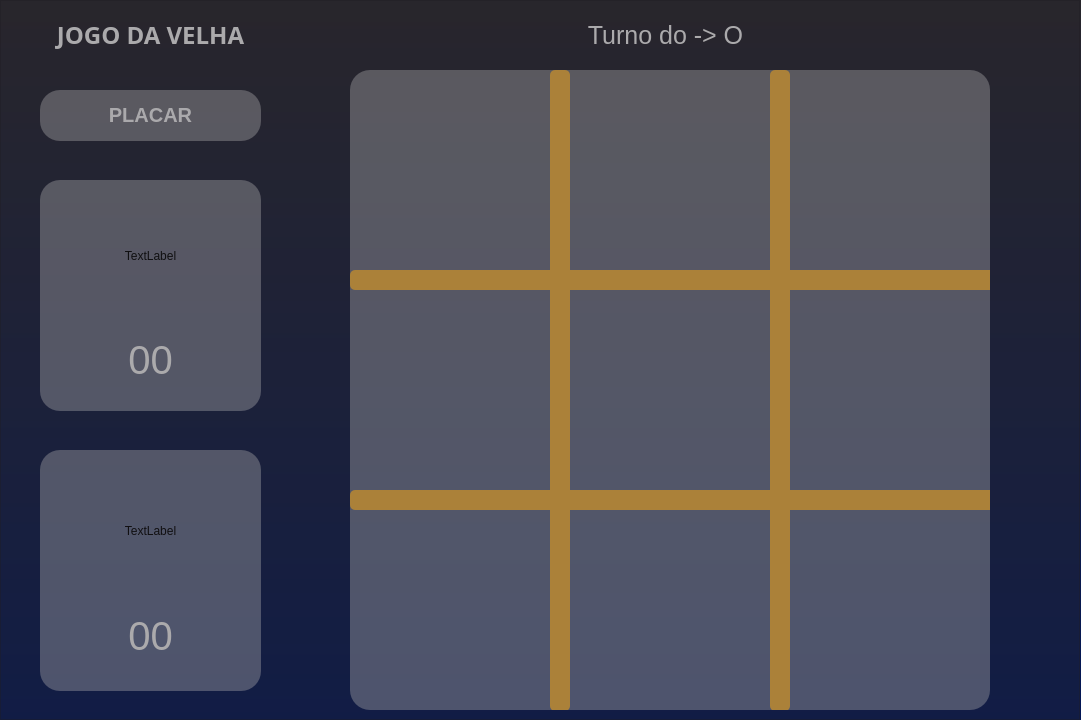
Above: Game.ui from PabloBezerra/Primeiro-game before the change. Below: the same form after it.
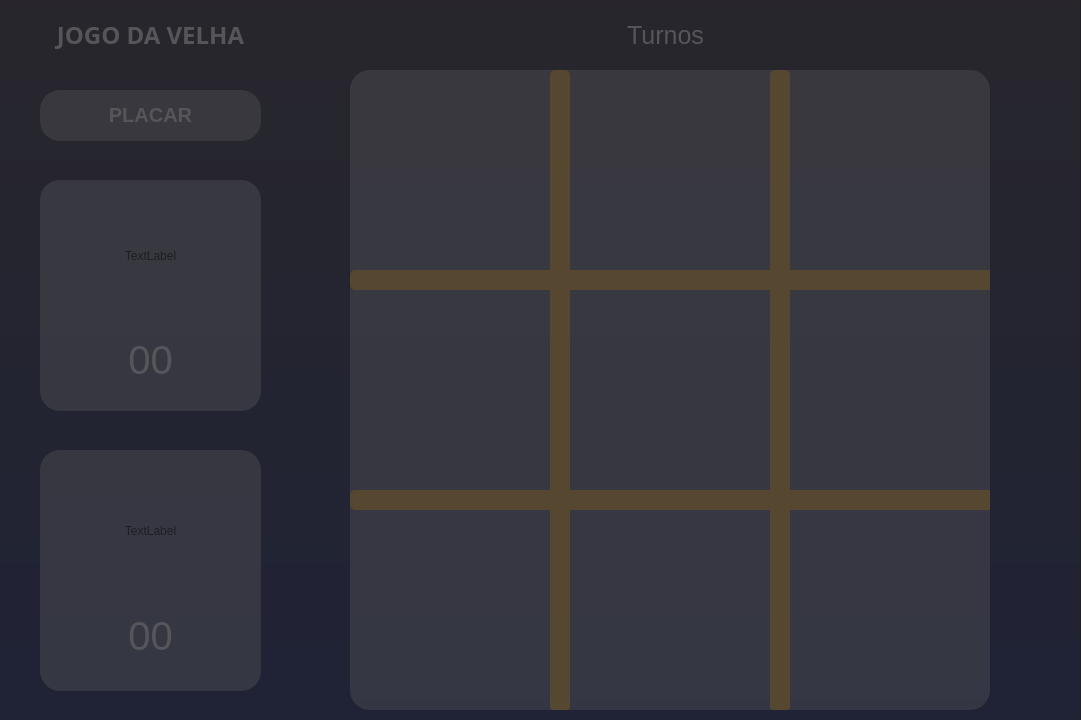
That is the form after the change.

What changed in the file:
```diff
--- a/Game.ui
+++ b/Game.ui
@@ -52,7 +52,7 @@
 color: rgba(255, 255, 255,255);</string>
     </property>
     <property name="text">
-     <string>&lt;html&gt;&lt;head/&gt;&lt;body&gt;&lt;p align=&quot;center&quot;&gt;&lt;span style=&quot; color:#ffffff;&quot;&gt;Turno do -&amp;gt; O&lt;/span&gt;&lt;/p&gt;&lt;/body&gt;&lt;/html&gt;</string>
+     <string>&lt;html&gt;&lt;head/&gt;&lt;body&gt;&lt;p align=&quot;center&quot;&gt;&lt;span style=&quot; color:#ffffff;&quot;&gt;Turnos&lt;/span&gt;&lt;/p&gt;&lt;/body&gt;&lt;/html&gt;</string>
     </property>
     <property name="alignment">
      <set>Qt::AlignCenter</set>
@@ -624,14 +624,14 @@
    <widget class="QFrame" name="cortina">
     <property name="geometry">
      <rect>
-      <x>0</x>
-      <y>0</y>
-      <width>1080</width>
-      <height>720</height>
+      <x>-1</x>
+      <y>-1</y>
+      <width>1082</width>
+      <height>722</height>
      </rect>
     </property>
     <property name="styleSheet">
-     <string notr="true">background-color: rgba(40, 38, 44, 100);</string>
+     <string notr="true">background-color: rgba(40, 38, 44, 200);</string>
     </property>
     <property name="frameShape">
      <enum>QFrame::StyledPanel</enum>
```
